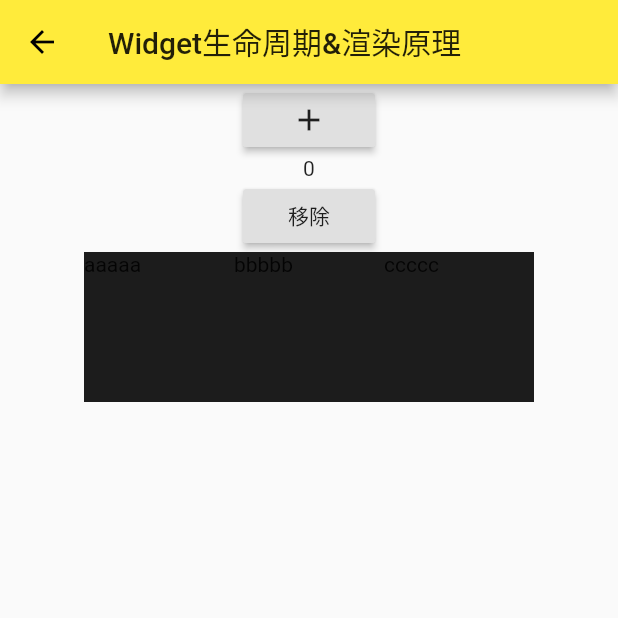
After one commit to SunshineBrother/FlutterDemo, a Flutter app: the LifeCyclePage screen opened directly, on a phone screen of 412 x 824 dp, the top half of it. The commit adds this screen. Run offline on Flutter 3.47's test engine with Material 2 defaults, Android fonts, the phone set to English and light mode, and no system bars; our stand-ins replace toast.

Commit message:
widget生命周期

```diff
--- a/flutter_app_demo/lib/base/base_widget_page.dart
+++ b/flutter_app_demo/lib/base/base_widget_page.dart
@@ -5,6 +5,7 @@ import 'package:flutter_app_demo/base/event/event_page.dart';
 import 'package:flutter_app_demo/base/route/one_page.dart';
 import 'package:flutter_app_demo/base/scrollable_widget/scrollable_widget.dart';
 import 'package:flutter_app_demo/base/value/value_page.dart';
+import 'package:flutter_app_demo/base/widget_life_cycle/life_cycle_page.dart';
 
 class BaseWidgetPage extends StatelessWidget {
   @override
@@ -31,7 +32,8 @@ class _BaseWidgetState extends State<BaseWidget> {
     '交互事件',
     '滚动组件',
     '路由与导航',
-    '跨组件传递数据'
+    '跨组件传递数据',
+    'Widget生命周期&渲染原理'
   ];
   List<Widget> _list = [
     WidgetPage(),
@@ -39,7 +41,8 @@ class _BaseWidgetState extends State<BaseWidget> {
     EventPage(),
     ScrollablePage(),
     RoutePage(),
-    ValuePage()
+    ValuePage(),
+    LifeCyclePage()
   ];
   Widget _itemBuilder(BuildContext context, int index){
     return GestureDetector(
--- a/flutter_app_demo/lib/base/value/value_page.dart
+++ b/flutter_app_demo/lib/base/value/value_page.dart
@@ -1,6 +1,5 @@
 import 'package:flutter/material.dart';
 import 'package:flutter_app_demo/base/value/Inherited_page.dart';
-
 import 'eventbus_page.dart';
 import 'notification_page.dart';
 class ValuePage extends StatelessWidget {
--- /dev/null
+++ b/flutter_app_demo/lib/base/widget_life_cycle/life_cycle_page.dart
@@ -0,0 +1,136 @@
+import 'package:flutter/material.dart';
+import '../../const.dart';
+
+class LifeCyclePage extends StatelessWidget {
+  @override
+  Widget build(BuildContext context) {
+    return Scaffold(
+      appBar: AppBar(title: Text('Widget生命周期&渲染原理'),),
+      body: MyStatefulWidget(),
+    );
+  }
+}
+
+
+
+class MyStatelessWidget extends StatelessWidget {
+  final String title;
+  MyStatelessWidget({this.title}){
+    print('构造函数被调用了!');
+  }
+  @override
+  Widget build(BuildContext context) {
+    print('build方法被调用了!');
+    return Container();
+  }
+}
+
+class MyStatefulWidget extends StatefulWidget {
+  final String title;
+  MyStatefulWidget({this.title}){
+    print('构造函数被调用了!');
+  }
+  @override
+  _MyStatefulWidgetState createState() => _MyStatefulWidgetState();
+}
+
+class _MyStatefulWidgetState extends State<MyStatefulWidget> {
+  int _count = 0;
+  List<Widget> items = [
+    StfulItem(
+      'aaaaa',
+    ),
+    StfulItem(
+      'bbbbb',
+    ),
+    StfulItem(
+      'ccccc',
+    ),
+  ];
+
+  _MyStatefulWidgetState() {
+    print('State构造方法来了!');
+  }
+  @override
+  void initState() {
+    print('State的init来了!');
+    super.initState();
+  }
+  @override
+  Widget build(BuildContext context) {
+    print('build方法被调用了!');
+    return Column(
+      children: <Widget>[
+        RaisedButton(
+          child: Icon(Icons.add),
+          onPressed: () {
+            _count++;
+            setState(() {});
+          },
+        ),
+        Text('$_count'),
+        RaisedButton(
+          child: Text('移除'),
+          onPressed: () {
+            setState(() {
+              items.removeAt(0);
+            });
+          },
+        ),
+        Row(
+          mainAxisAlignment: MainAxisAlignment.center,
+          children: items,
+        )
+      ],
+    );
+  }
+  @override
+  void didChangeDependencies() {
+    print('didChangeDependencies');
+    super.didChangeDependencies();
+  }
+
+  @override
+  void didUpdateWidget(covariant MyStatefulWidget oldWidget) {
+    print('didUpdateWidget');
+    super.didUpdateWidget(oldWidget);
+  }
+
+  //当State对象从渲染树中移出的时候,就会调用!即将销毁!
+  @override
+  void deactivate() {
+    super.deactivate();
+  }
+  //当Widget销毁的时候， 调用State的dispose
+  @override
+  void dispose() {
+    print('State的dispose');
+    super.dispose();
+  }
+}
+
+
+class StfulItem extends StatefulWidget {
+  final title;
+  StfulItem(this.title, {Key key}) : super(key: key);
+  @override
+  _StfulItemState createState() => _StfulItemState();
+}
+
+class _StfulItemState extends State<StfulItem> {
+  @override
+  void didUpdateWidget(covariant StfulItem oldWidget) {
+    // TODO: implement didUpdateWidget
+    print('子widget要didUpdateWidget');
+    super.didUpdateWidget(oldWidget);
+  }
+  @override
+  Widget build(BuildContext context) {
+    return Container(
+      width: 100,
+      height: 100,
+      color: randomColor(),
+      child: Text(widget.title),
+    );
+  }
+}
```
